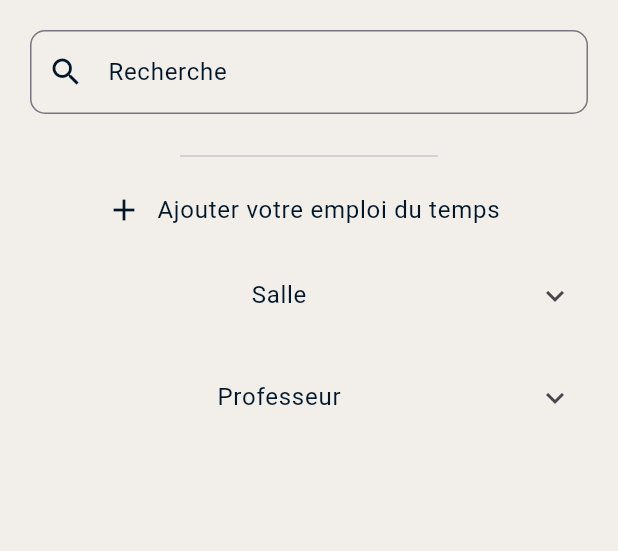
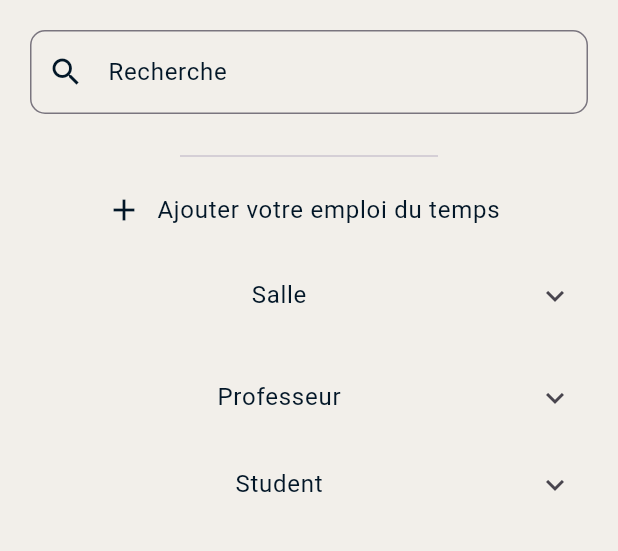
Before and after one commit to Infuseting/EDTApp-Dart, a Flutter app: the screen it shows after launch, on a phone screen of 412 x 824 dp, the part 84-635 px from its top. Run offline on Flutter 3.47's test engine with Material 3 defaults, Android fonts, the phone set to English and light mode, and no system bars; our stand-ins replace shared_preferences; missing offline and left inert: universal_html; network calls fail.

Commit message:
V2.0.0 - Nouvelle update ajout de la visualition d'EDT eleve

```diff
--- a/lib/main.dart
+++ b/lib/main.dart
@@ -145,6 +145,7 @@ class _MyHomePageState extends State<MyHomePage> {
   List<dynamic> salleData = [];
   List<dynamic> profData = [];
   List<dynamic> univData = [];
+  List<dynamic> studentData = [];
 
   Future<void> _loadSettings() async {
     _incrementWebLaunchCount();
@@ -174,12 +175,14 @@ class _MyHomePageState extends State<MyHomePage> {
       fetchJsonData('salle.json'),
       fetchJsonData('prof.json'),
       fetchJsonData('univ.json'),
+      fetchJsonData('student.json'),
     ]);
 
     setState(() {
       salleData = results[0]['salle'];
       profData = results[1]['prof'];
       univData = results[2]['univ'];
+      studentData = results[3]['student'];
     });
   }
 
@@ -321,6 +324,10 @@ class _MyHomePageState extends State<MyHomePage> {
                       SizedBox(
                         width: 400,
                         child: buildDropdownMenu('Professeur', profData, 'prof', this),
+                      ),
+                      SizedBox(
+                        width: 400,
+                        child: buildDropdownMenu('Student', studentData, 'student', this),
                       ),
                       ...univData.map<Widget>((univ) {
                         return Column(
```
Also changed, not shown: lib/SettingsPage.dart (+18 -0 lines), 1 other file.
